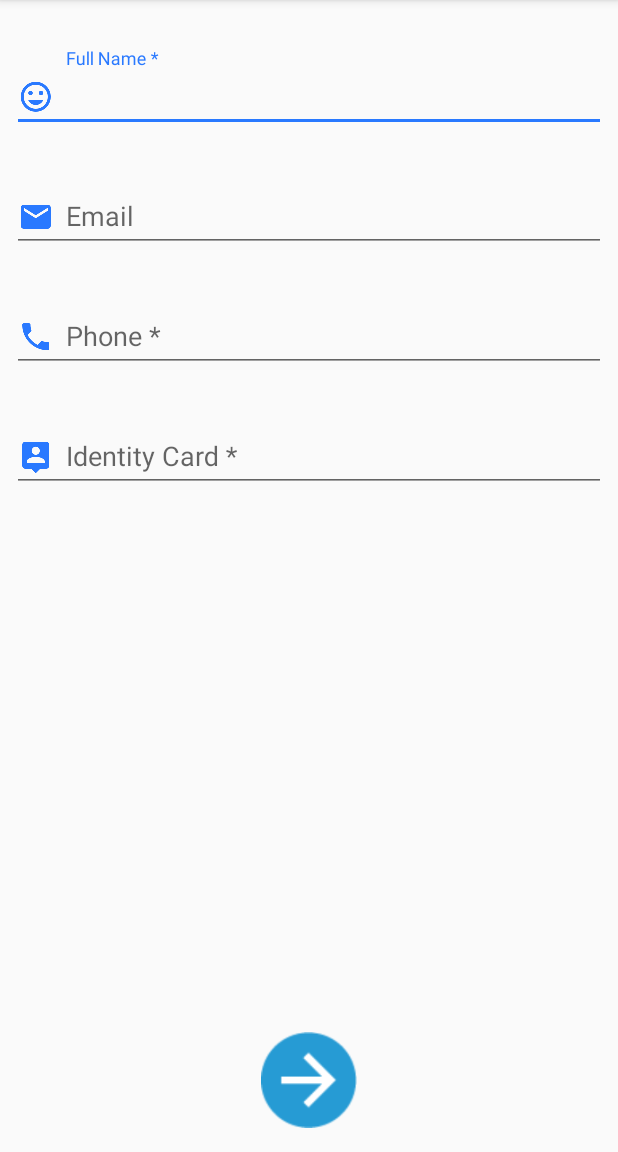
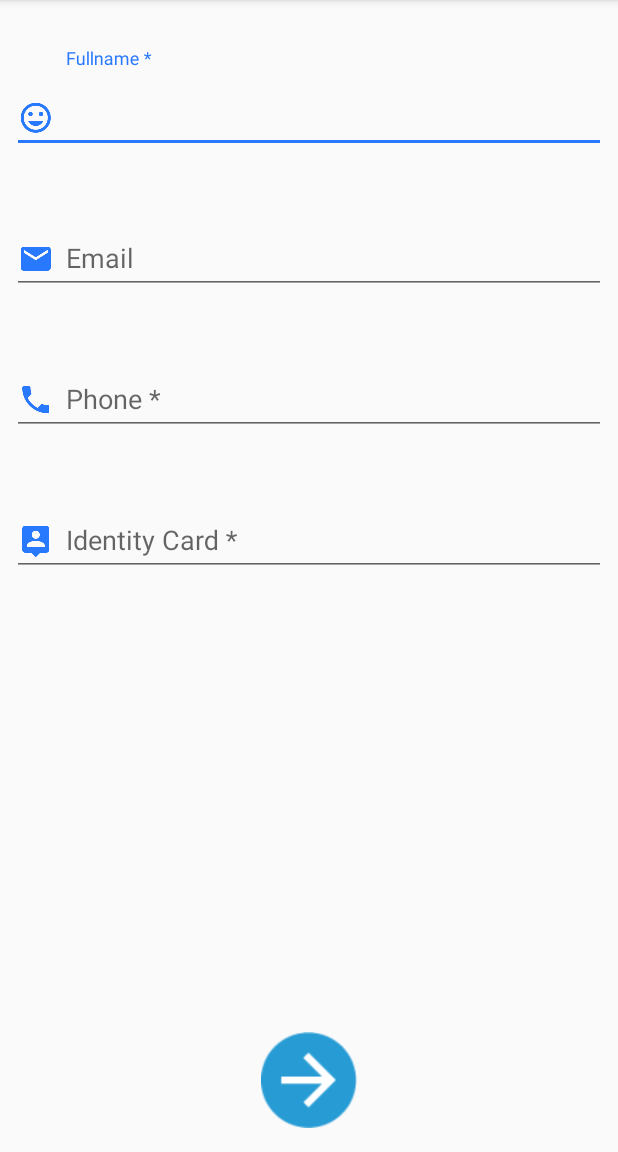
Before and after one commit to Lethanhquang165/HUWATIEXPRESS, an Android app: the CustomerInformationActivity screen opened directly, with no data from a screen before it, on a phone screen of 412 x 824 dp, the part 84-1236 px from its top. Run offline under Robolectric (Android 15) with nearby library versions, the phone set to English and light mode, and no system bars.

Commit message:
Booking Information Layout

```diff
--- a/app/src/main/AndroidManifest.xml
+++ b/app/src/main/AndroidManifest.xml
@@ -64,7 +64,9 @@
         </activity>
         <!-- End Main Activity -->
         <activity android:name=".View.Activity.TripsActivity" />
-        <activity android:name=".View.Activity.CustomerInformationActivity"></activity>
+        <activity android:name=".View.Activity.CustomerInformationActivity" />
+        <activity android:name=".View.Activity.BookingInformationActivity"></activity>
+        tools:replace="android:icon"
     </application>
 
 </manifest>
--- a/app/src/main/res/layout/activity_customer_information.xml
+++ b/app/src/main/res/layout/activity_customer_information.xml
@@ -9,9 +9,9 @@
     <LinearLayout
         android:layout_width="0dp"
         android:layout_height="wrap_content"
-        android:layout_marginLeft="8dp"
-        android:layout_marginRight="8dp"
-        android:layout_marginTop="8dp"
+        android:layout_marginLeft="@dimen/layout_marginLeft"
+        android:layout_marginRight="@dimen/layout_marginRight"
+        android:layout_marginTop="@dimen/layout_marginTop"
         android:orientation="vertical"
         app:layout_constraintLeft_toLeftOf="parent"
         app:layout_constraintRight_toRightOf="parent"
@@ -20,57 +20,48 @@
         <android.support.design.widget.TextInputLayout
             android:layout_width="match_parent"
             android:layout_height="wrap_content"
-            android:paddingTop="24dp">
+            android:paddingTop="@dimen/inputText_paddingTop">
 
             <android.support.design.widget.TextInputEditText
-                android:layout_width="match_parent"
-                android:layout_height="wrap_content"
+                style="@style/inputText_linearLayout"
                 android:drawableLeft="@drawable/ic_fullname"
-                android:drawablePadding="@dimen/inputText_drawable_padding"
-                android:hint="@string/customer_information_full_name"
-                android:selectAllOnFocus="true" />
+                android:hint="@string/customer_information_full_name" />
         </android.support.design.widget.TextInputLayout>
 
         <android.support.design.widget.TextInputLayout
             android:layout_width="match_parent"
             android:layout_height="wrap_content"
-            android:paddingTop="24dp">
+            android:paddingTop="@dimen/inputText_paddingTop">
 
             <android.support.design.widget.TextInputEditText
-                android:layout_width="match_parent"
-                android:layout_height="wrap_content"
+                style="@style/inputText_linearLayout"
                 android:drawableLeft="@drawable/ic_email"
-                android:drawablePadding="@dimen/inputText_drawable_padding"
                 android:hint="@string/customer_information_email"
-                android:selectAllOnFocus="true" />
+                android:inputType="textEmailAddress" />
         </android.support.design.widget.TextInputLayout>
 
         <android.support.design.widget.TextInputLayout
             android:layout_width="match_parent"
             android:layout_height="wrap_content"
-            android:paddingTop="24dp">
+            android:paddingTop="@dimen/inputText_paddingTop">
 
             <android.support.design.widget.TextInputEditText
-                android:layout_width="match_parent"
-                android:layout_height="wrap_content"
+                style="@style/inputText_linearLayout"
                 android:drawableLeft="@drawable/ic_phone"
-                android:drawablePadding="@dimen/inputText_drawable_padding"
                 android:hint="@string/customer_information_phone"
-                android:selectAllOnFocus="true" />
+                android:inputType="number" />
         </android.support.design.widget.TextInputLayout>
 
         <android.support.design.widget.TextInputLayout
             android:layout_width="match_parent"
             android:layout_height="wrap_content"
-            android:paddingTop="24dp">
+            android:paddingTop="@dimen/inputText_paddingTop">
 
             <android.support.design.widget.TextInputEditText
-                android:layout_width="match_parent"
-                android:layout_height="wrap_content"
+                style="@style/inputText_linearLayout"
                 android:drawableLeft="@drawable/ic_identity_card"
-                android:drawablePadding="@dimen/inputText_drawable_padding"
                 android:hint="@string/customer_information_identity_card"
-                android:selectAllOnFocus="true" />
+                android:inputType="number" />
         </android.support.design.widget.TextInputLayout>
     </LinearLayout>
 
--- a/app/src/main/res/values/dimens.xml
+++ b/app/src/main/res/values/dimens.xml
@@ -69,6 +69,7 @@
     <dimen name="margin_16">16dp</dimen>
 
     <!--Input Text-->
+    <dimen name="inputText_paddingTop">24dp</dimen>
     <dimen name="inputText_marginTop">16dp</dimen>
     <dimen name="inputText_marginLeft">48dp</dimen>
     <dimen name="inputText_marginRight">48dp</dimen>
@@ -86,6 +87,8 @@
     <!--TextView-->
     <dimen name="txt_padding_top">16dp</dimen>
     <dimen name="txt_padding_bottom">8dp</dimen>
+    <dimen name="txt_size_text_title">24sp</dimen>
+    <dimen name="txt_size_text_subItem">16sp</dimen>
 
     <!--Segmented-->
     <dimen name="segmented_border_width">3dp</dimen>
--- a/app/src/main/res/values/styles.xml
+++ b/app/src/main/res/values/styles.xml
@@ -28,4 +28,27 @@
     <style name="AppTheme.DrawerArrowToggle" parent="Base.Widget.AppCompat.DrawerArrowToggle">
         <item name="color">@android:color/white</item>
     </style>
+
+    <style name="inputText_linearLayout">
+        <item name="android:layout_width">match_parent</item>
+        <item name="android:layout_height">wrap_content</item>
+        <item name="android:selectAllOnFocus">true</item>
+        <item name="android:drawablePadding">@dimen/inputText_drawable_padding</item>
+        <item name="android:paddingTop">@dimen/inputText_paddingTop</item>
+    </style>
+
+    <style name="textView_bookingInformation_subTitle">
+        <item name="android:layout_width">match_parent</item>
+        <item name="android:layout_height">wrap_content</item>
+        <item name="android:layout_marginLeft">@dimen/layout_marginLeft</item>
+        <item name="android:textColor">@color/color_black</item>
+        <item name="android:textSize">@dimen/txt_size_text_subItem</item>
+    </style>
+
+    <style name="textView_bookingInformation_subItem">
+        <item name="android:layout_width">wrap_content</item>
+        <item name="android:layout_height">wrap_content</item>
+        <item name="android:textSize">@dimen/txt_size_text_subItem</item>
+        <item name="android:layout_gravity">end</item>
+    </style>
 </resources>
```
Also changed, not shown: app/src/main/java/vn/edu/hutech/lvtien/huwatiexpressapplication/View/Activity/BookingInformationActivity.java (added, +15 -0 lines), app/src/main/res/layout/activity_booking_information.xml (added, +80 -0 lines), app/src/main/res/layout/partial_content_list_ticket.xml (added, +86 -0 lines), app/src/main/res/layout/partial_header_list_ticket.xml (added, +12 -0 lines), app/src/main/res/values/strings.xml (+17 -1 lines).
